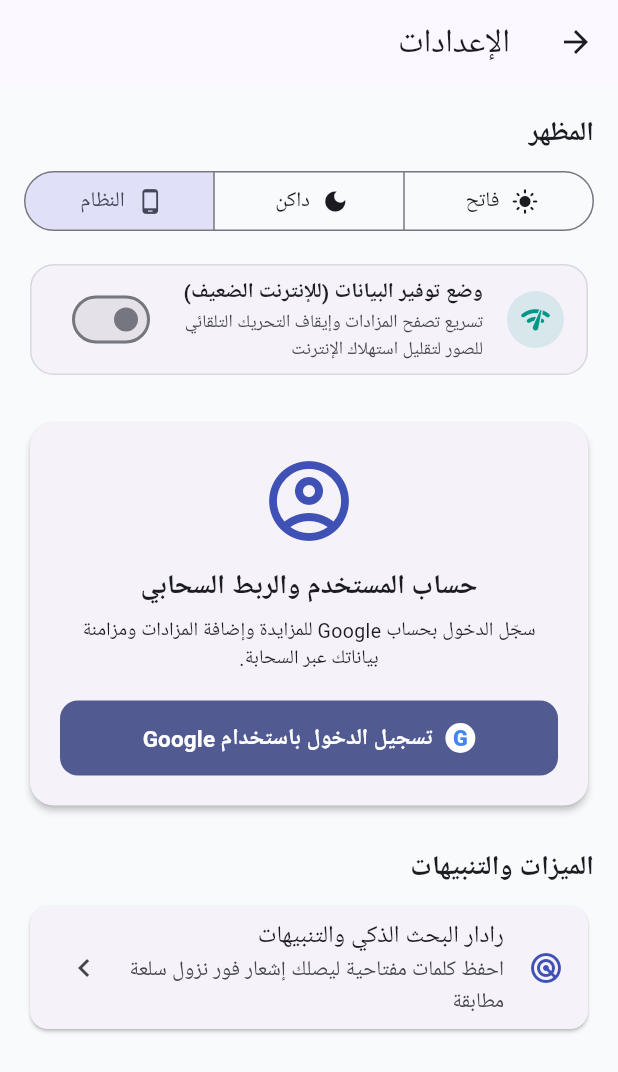
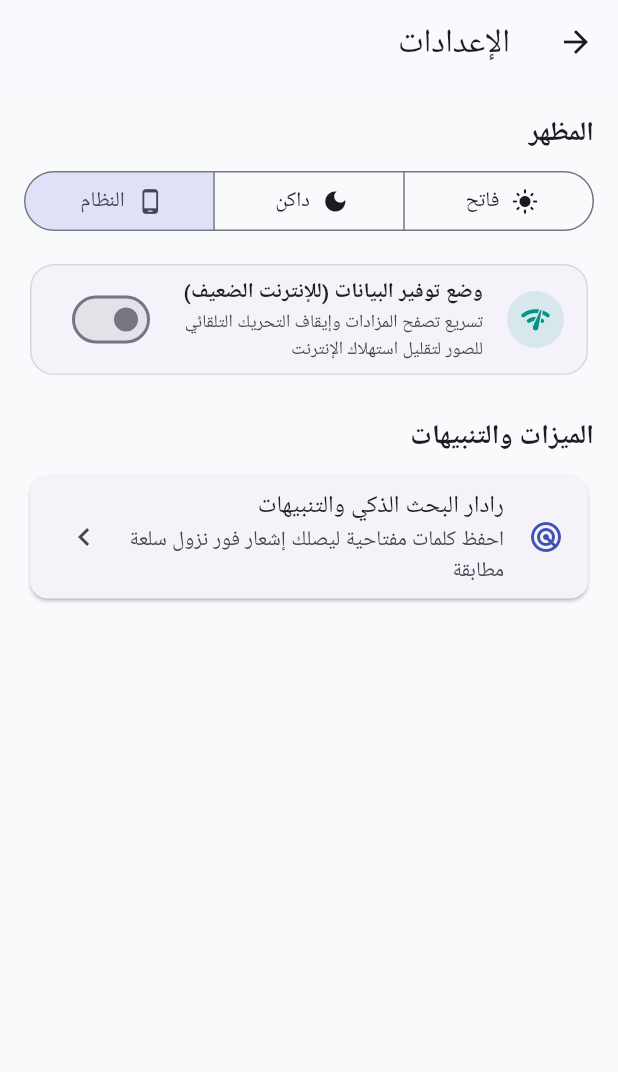
Before and after one commit to open-mazad/open-mazad.github.io, a Flutter app: the screen it shows after launch, item 2 of the bottom bar chosen, after a tap on the "settings" icon, on a phone screen of 412 x 824 dp. Shown: the top 1072 px of the screen. Run offline on Flutter 3.47's test engine with Material 3 defaults, Android fonts, the phone set to English and light mode, and no system bars; our stand-ins replace image_picker, supabase_flutter; missing offline and left inert: dart:html; accounts and stored records are empty.

Commit message:
refactor(ui): remove general settings button from guest profile and remove cloud guest card from settings page

```diff
--- a/lib/screens/tabs/my_profile_view.dart
+++ b/lib/screens/tabs/my_profile_view.dart
@@ -75,26 +75,6 @@ class _MyProfileViewState extends State<MyProfileView> {
                           style: FilledButton.styleFrom(
                             padding: const EdgeInsets.symmetric(
                                 horizontal: 24, vertical: 14),
-                            shape: RoundedRectangleBorder(
-                                borderRadius: BorderRadius.circular(14)),
-                          ),
-                        ),
-                        const SizedBox(height: 12),
-                        OutlinedButton.icon(
-                          onPressed: () {
-                            if (widget.onGoToSettings != null) {
-                              widget.onGoToSettings!();
-                            } else {
-                              Navigator.push(
-                                context,
-                                MaterialPageRoute(
-                                    builder: (_) => const SettingsPage()),
-                              );
-                            }
-                          },
-                          icon: const Icon(Icons.settings_outlined, size: 18),
-                          label: Text(tr('فتح الإعدادات العامة', 'Open Settings')),
-                          style: OutlinedButton.styleFrom(
                             shape: RoundedRectangleBorder(
                                 borderRadius: BorderRadius.circular(14)),
                           ),
--- a/lib/settings_page.dart
+++ b/lib/settings_page.dart
@@ -1544,9 +1544,11 @@ class SettingsPage extends StatelessWidget {
                   ),
                   const SizedBox(height: 24),
 
-                  // 2. بطاقة الحساب (تسجيل الدخول / الملف)
-                  settings.isLoggedIn ? profileCard(context) : guestCard(context),
-                  const SizedBox(height: 24),
+                  // 2. بطاقة الحساب (تظهر فقط للمستخدم المسجل)
+                  if (settings.isLoggedIn) ...[
+                    profileCard(context),
+                    const SizedBox(height: 24),
+                  ],
 
               // رادار البحث متاح للمستخدم
               if (settings.openSavedRadar != null) ...[
```
Also changed, not shown: 1 other file.
